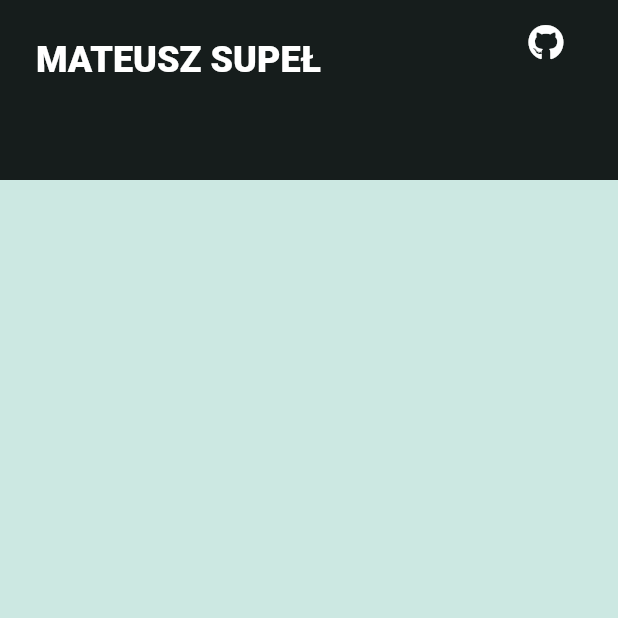
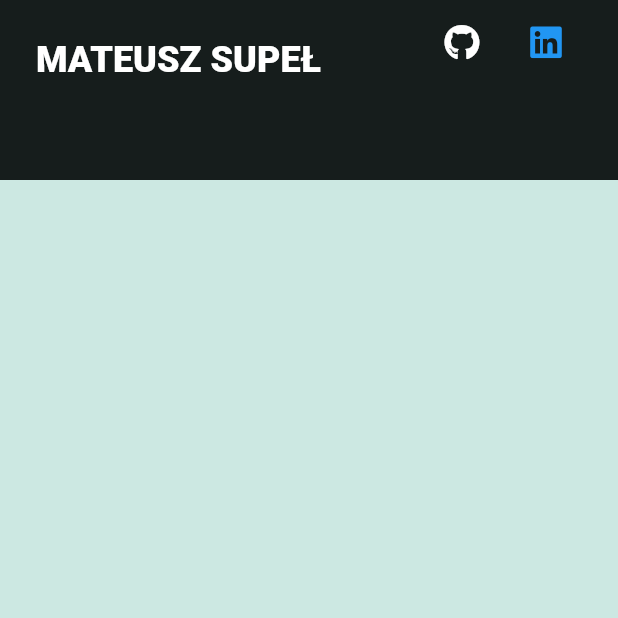
Before and after one commit to mateusz-supel/simple-flutter-serverpod-blog, a Flutter app: the screen it shows after launch, on a phone screen of 412 x 824 dp, the top half of it. Run offline on Flutter 3.47's test engine with Material 3 defaults, Android fonts, the phone set to English and light mode, and no system bars; our stand-ins replace flutter_html, font_awesome_flutter; missing offline and left inert: aws_common, aws_signature_v4, serverpod, serverpod_client, serverpod_flutter; statements that could not run were skipped.

Commit message:
Added social buttons widget

```diff
--- a/flutter_flutter/lib/ui/widgets/github_button.dart
+++ /dev/null
@@ -1,16 +0,0 @@
-import 'package:flutter/material.dart';
-import 'package:font_awesome_flutter/font_awesome_flutter.dart';
-
-class GithubButton extends StatelessWidget {
-  @override
-  Widget build(BuildContext context) {
-    return IconButton(
-      icon: const FaIcon(FontAwesomeIcons.github,
-          color: Colors.white), // GitHub icon
-      onPressed: () {
-        // Handle GitHub button press
-        print("GitHub icon pressed");
-      },
-    );
-  }
-}
--- a/flutter_flutter/lib/ui/widgets/html_widget.dart
+++ b/flutter_flutter/lib/ui/widgets/html_widget.dart
@@ -1,6 +1,5 @@
 import 'package:flutter/material.dart';
 import 'package:flutter_html/flutter_html.dart';
-import 'package:url_launcher/link.dart';
 import 'package:url_launcher/url_launcher.dart';
 
 class HtmlWidget extends StatelessWidget {
--- /dev/null
+++ b/flutter_flutter/lib/ui/widgets/social_media_button.dart
@@ -0,0 +1,34 @@
+import 'package:flutter/material.dart';
+import 'package:font_awesome_flutter/font_awesome_flutter.dart';
+import 'package:url_launcher/url_launcher.dart';
+
+class SocialMediaButton extends StatelessWidget {
+  final IconData icon;
+  final Color color;
+  final String url;
+
+  const SocialMediaButton({
+    required this.icon,
+    required this.color,
+    required this.url,
+    Key? key,
+  }) : super(key: key);
+
+  @override
+  Widget build(BuildContext context) {
+    return IconButton(
+      icon: FaIcon(icon, color: color),
+      onPressed: _launchInBrowser,
+    );
+  }
+
+  Future<void> _launchInBrowser() async {
+    final uri = Uri.parse(url);
+    if (!await launchUrl(
+      uri,
+      mode: LaunchMode.externalApplication,
+    )) {
+      throw Exception('Could not launch $url');
+    }
+  }
+}
```
Also changed, not shown: flutter_flutter/lib/consts/config.dart (added, +7 -0 lines), flutter_flutter/lib/ui/widgets/app_bar_widget.dart (+18 -5 lines), flutter_flutter/lib/ui/widgets/link_button.dart (deleted, +0 -31 lines).
